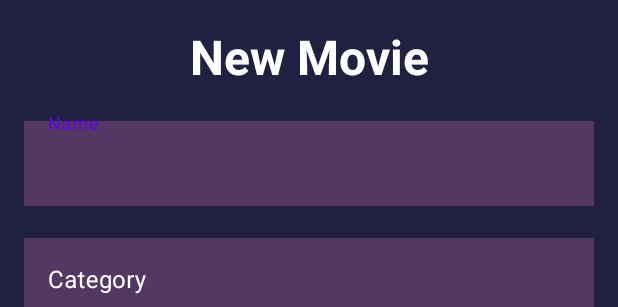
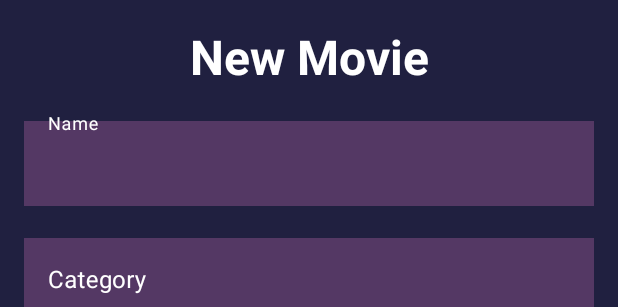
Before and after one commit to enriquegarcia92/Laboratorios-PDM, an Android app: the layout fragment_add_movie.xml on its own in the app's theme, with its tools: preview values and no code run, on a phone screen of 412 x 824 dp. Shown: the top 307 px of the screen. Run offline under Robolectric (Android 15) with nearby library versions, the phone set to English and light mode, and no system bars.

Commit message:
fix labo 2

```diff
--- a/Labo05/app/src/main/AndroidManifest.xml
+++ b/Labo05/app/src/main/AndroidManifest.xml
@@ -3,6 +3,7 @@
     xmlns:tools="http://schemas.android.com/tools">
 
     <application
+        android:name=".MovieReviewerApplication"
         android:allowBackup="true"
         android:dataExtractionRules="@xml/data_extraction_rules"
         android:fullBackupContent="@xml/backup_rules"
--- a/Labo05/app/src/main/res/layout/fragment_add_movie.xml
+++ b/Labo05/app/src/main/res/layout/fragment_add_movie.xml
@@ -4,7 +4,7 @@
     xmlns:tools="http://schemas.android.com/tools"
     android:layout_width="match_parent"
     android:layout_height="match_parent"
-    tools:context=".AddMovieFragment"
+    tools:context=".ui.AddMovieFragment"
     android:background="@color/backgroundLayout">
 
     <TextView
@@ -38,6 +38,7 @@
             android:id="@+id/name_edit_text"
             android:layout_width="match_parent"
             android:layout_height="wrap_content"
+            android:textColor="@color/white"
             android:background="@color/cardLayout" />
 
     </com.google.android.material.textfield.TextInputLayout>
@@ -60,7 +61,9 @@
             android:id="@+id/category_edit_text"
             android:layout_width="match_parent"
             android:layout_height="wrap_content"
-            android:background="@color/cardLayout" />
+            android:background="@color/cardLayout"
+            android:textColor="@color/white"
+            />
 
     </com.google.android.material.textfield.TextInputLayout>
 
@@ -82,7 +85,9 @@
             android:id="@+id/desc_edit_text"
             android:layout_width="match_parent"
             android:layout_height="wrap_content"
-            android:background="@color/cardLayout" />
+            android:background="@color/cardLayout"
+            android:textColor="@color/white"
+            />
 
     </com.google.android.material.textfield.TextInputLayout>
 
@@ -104,12 +109,14 @@
             android:id="@+id/score_edit_text"
             android:layout_width="match_parent"
             android:layout_height="wrap_content"
-            android:background="@color/cardLayout" />
+            android:background="@color/cardLayout"
+            android:textColor="@color/white"
+            />
 
     </com.google.android.material.textfield.TextInputLayout>
 
     <Button
-        android:id="@+id/button"
+        android:id="@+id/submit_button"
         android:layout_width="wrap_content"
         android:layout_height="wrap_content"
         android:layout_marginTop="@dimen/default_gap"
--- a/Labo05/app/src/main/res/layout/fragment_movie.xml
+++ b/Labo05/app/src/main/res/layout/fragment_movie.xml
@@ -5,7 +5,7 @@
     android:layout_width="match_parent"
     android:layout_height="match_parent"
     android:background="@color/backgroundLayout"
-    tools:context=".MovieFragment">
+    tools:context=".ui.MovieFragment">
 
     <ImageView
         android:id="@+id/imageView"
--- a/Labo05/app/src/main/res/layout/fragment_movies.xml
+++ b/Labo05/app/src/main/res/layout/fragment_movies.xml
@@ -4,7 +4,7 @@
     xmlns:tools="http://schemas.android.com/tools"
     android:layout_width="match_parent"
     android:layout_height="match_parent"
-    tools:context=".MoviesFragment"
+    tools:context=".ui.MoviesFragment"
     android:background="@color/backgroundLayout">
 
     <TextView
@@ -145,6 +145,7 @@
         android:layout_marginEnd="@dimen/default_gap"
         android:layout_marginBottom="@dimen/default_gap"
         android:clickable="true"
+        android:focusable="true"
         android:src="@android:drawable/ic_menu_add"
         app:layout_constraintBottom_toBottomOf="parent"
         app:layout_constraintEnd_toEndOf="parent" />
--- a/Labo05/app/src/main/res/values/themes.xml
+++ b/Labo05/app/src/main/res/values/themes.xml
@@ -2,7 +2,7 @@
     <!-- Base application theme. -->
     <style name="Theme.Labo05" parent="Theme.MaterialComponents.DayNight.NoActionBar">
         <!-- Primary brand color. -->
-        <item name="colorPrimary">@color/purple_500</item>
+        <item name="colorPrimary">@color/white</item>
         <item name="colorPrimaryVariant">@color/purple_700</item>
         <item name="colorOnPrimary">@color/white</item>
         <!-- Secondary brand color. -->
```
Also changed, not shown: Labo05/app/src/main/java/com/example/labo05/AddMovieFragment.kt (deleted, +0 -59 lines), Labo05/app/src/main/java/com/example/labo05/MovieFragment.kt (deleted, +0 -59 lines), Labo05/app/src/main/java/com/example/labo05/MovieReviewerApplication.kt (added, +11 -0 lines), Labo05/app/src/main/java/com/example/labo05/data/Model/DummyData.kt (added, +18 -0 lines), Labo05/app/src/main/java/com/example/labo05/data/Model/MovieModel.kt (added, +8 -0 lines), Labo05/app/src/main/java/com/example/labo05/repositories/MovieRepository.kt (added, +10 -0 lines), Labo05/app/src/main/java/com/example/labo05/ui/AddMovieFragment.kt (added, +66 -0 lines), Labo05/app/src/main/java/com/example/labo05/ui/MovieFragment.kt (added, +25 -0 lines), Labo05/app/src/main/java/com/example/labo05/ui/MovieViewModel.kt (added, +25 -0 lines), Labo05/app/src/main/java/com/example/labo05/ui/MoviesFragment.kt (renamed from Labo05/app/src/main/java/com/example/labo05/MoviesFragment.kt, +2 -12 lines), Labo05/app/src/main/res/navigation/nav_graph.xml (+8 -4 lines).
